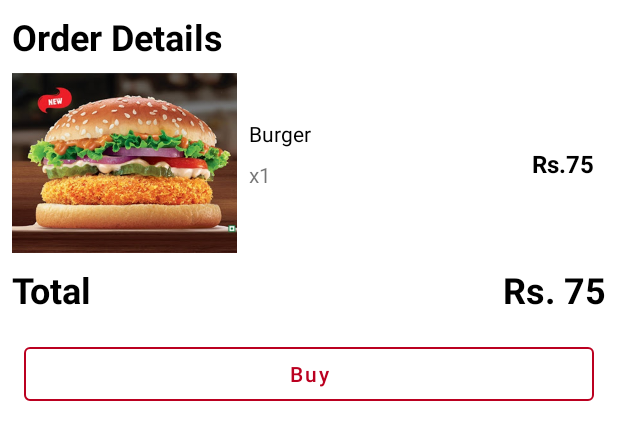
After one commit to ranjodh55/FoodOrderer, an Android app: the layout orders_bottom_sheet.xml on its own in the app's theme, with its tools: preview values and no code run, on a phone screen of 412 x 824 dp. The commit adds this screen. Shown: the top 440 px of the screen. Run offline under Robolectric (Android 15) with nearby library versions, the phone set to English and light mode, and no system bars.

Commit message:
Add bottom sheet for OrderActivity and clickListener

```diff
--- a/app/src/main/AndroidManifest.xml
+++ b/app/src/main/AndroidManifest.xml
@@ -12,6 +12,7 @@
         <activity
             android:name=".activities.OrderActivity"
             android:launchMode="singleTop"
+            android:theme="@style/Theme.FoodOrderer"
             android:exported="false" />
         <activity
             android:name=".activities.MainActivity"
--- a/app/src/main/java/the/mrsmile/foodorderer/activities/MainActivity.java
+++ b/app/src/main/java/the/mrsmile/foodorderer/activities/MainActivity.java
@@ -134,7 +134,7 @@ public class MainActivity extends AppCompatActivity implements ViewPagerAdapter.
     public void onAddressClick() {
 
         final BottomSheetDialog bottomSheetDialog = new BottomSheetDialog(this);
-        bottomSheetDialog.setContentView(R.layout.bottom_sheet_layout);
+        bottomSheetDialog.setContentView(R.layout.address_bottom_sheet_layout);
 
         CardView currentLocation = bottomSheetDialog.findViewById(R.id.cardView_bottomSheet);
 
@@ -147,7 +147,7 @@ public class MainActivity extends AppCompatActivity implements ViewPagerAdapter.
 
     @Override
     public void onRecommendedItemClick(int position) {
-        openOrderActivity(RECOMMENDED);
+
     }
 
     private void openOrderActivity(String type) {
--- a/app/src/main/res/layout/activity_order.xml
+++ b/app/src/main/res/layout/activity_order.xml
@@ -11,9 +11,9 @@
         android:id="@+id/appBarLayoutrders"
         android:layout_width="match_parent"
         android:layout_height="wrap_content"
+        android:background="@color/primaryColor"
         android:paddingTop="2dp"
         android:paddingBottom="2dp"
-        android:background="@color/primaryColor"
         app:layout_constraintStart_toStartOf="parent"
         app:layout_constraintTop_toTopOf="parent">
 
@@ -28,11 +28,11 @@
                 android:id="@+id/tvTest"
                 android:layout_width="350dp"
                 android:layout_height="wrap_content"
+                android:background="@drawable/rounded_bg_with_main_bg_color"
+                android:padding="8dp"
                 android:text="Placeholder"
                 android:textColor="@color/black"
                 android:textSize="24sp"
-            android:padding="8dp"
-            android:background="@drawable/rounded_bg_with_main_bg_color"
                 android:textStyle="bold"
                 app:layout_constraintStart_toStartOf="parent"
                 app:layout_constraintTop_toTopOf="parent" />
--- /dev/null
+++ b/app/src/main/res/layout/orders_bottom_sheet.xml
@@ -0,0 +1,106 @@
+<?xml version="1.0" encoding="utf-8"?>
+<androidx.constraintlayout.widget.ConstraintLayout xmlns:android="http://schemas.android.com/apk/res/android"
+    xmlns:app="http://schemas.android.com/apk/res-auto"
+    xmlns:tools="http://schemas.android.com/tools"
+    android:layout_width="match_parent"
+    android:layout_height="match_parent">
+
+    <TextView
+        android:id="@+id/tvDetailsBottomSheetOrders"
+        android:layout_width="wrap_content"
+        android:layout_height="wrap_content"
+        android:layout_margin="8dp"
+        android:text="Order Details"
+        android:textColor="@color/black"
+        android:textSize="24sp"
+        android:textStyle="bold"
+        app:layout_constraintStart_toStartOf="parent"
+        app:layout_constraintTop_toTopOf="parent" />
+
+    <com.google.android.material.imageview.ShapeableImageView
+        android:id="@+id/ivBottomSheetOrders"
+        android:layout_width="150dp"
+        android:layout_height="120dp"
+        android:layout_margin="8dp"
+        android:scaleType="centerCrop"
+        android:src="@drawable/lite_whooper_jr"
+        app:layout_constraintStart_toStartOf="parent"
+        app:layout_constraintTop_toBottomOf="@id/tvDetailsBottomSheetOrders"
+        tools:layout_editor_absoluteY="165dp" />
+
+    <TextView
+        android:id="@+id/tvItemNameBottomSheetOrders"
+        android:layout_width="wrap_content"
+        android:layout_height="wrap_content"
+        android:layout_marginStart="8dp"
+        android:layout_marginBottom="40dp"
+        android:text="Burger"
+        android:textColor="@color/black"
+        app:layout_constraintBottom_toBottomOf="@id/ivBottomSheetOrders"
+        app:layout_constraintStart_toEndOf="@id/ivBottomSheetOrders"
+        app:layout_constraintTop_toTopOf="@id/ivBottomSheetOrders" />
+
+    <TextView
+        android:id="@+id/tvItemQuantityBottomSheetOrders"
+        android:layout_width="wrap_content"
+        android:layout_height="wrap_content"
+        android:layout_margin="8dp"
+        android:text="x1"
+        app:layout_constraintStart_toEndOf="@id/ivBottomSheetOrders"
+        app:layout_constraintTop_toBottomOf="@id/tvItemNameBottomSheetOrders" />
+
+    <TextView
+        android:id="@+id/tvItemPriceBottomSheetOrders"
+        android:layout_width="wrap_content"
+        android:layout_height="wrap_content"
+        android:layout_margin="16dp"
+        android:text="Rs.75"
+        android:textColor="@color/black"
+        android:textSize="16sp"
+        android:textStyle="bold"
+        app:layout_constraintBottom_toBottomOf="@id/ivBottomSheetOrders"
+        app:layout_constraintEnd_toEndOf="parent"
+        app:layout_constraintTop_toBottomOf="@id/tvItemNameBottomSheetOrders"
+        app:layout_constraintTop_toTopOf="@id/ivBottomSheetOrders" />
+
+
+    <TextView
+        android:id="@+id/tvTotalBottomSheetOrders"
+        android:layout_width="wrap_content"
+        android:layout_height="wrap_content"
+        android:layout_margin="8dp"
+        android:text="Total"
+        android:textColor="@color/black"
+        android:textSize="24sp"
+        android:textStyle="bold"
+        app:layout_constraintStart_toStartOf="parent"
+        app:layout_constraintTop_toBottomOf="@id/ivBottomSheetOrders" />
+
+    <TextView
+        android:id="@+id/tvTotalPriceBottomSheetOrders"
+        android:layout_width="wrap_content"
+        android:layout_height="wrap_content"
+        android:layout_margin="8dp"
+        android:text="Rs. 75"
+        android:textColor="@color/black"
+        android:textSize="24sp"
+        android:textStyle="bold"
+        app:layout_constraintBaseline_toBaselineOf="@+id/tvTotalBottomSheetOrders"
+        app:layout_constraintEnd_toEndOf="parent" />
+
+    <com.google.android.material.button.MaterialButton
+        android:id="@+id/btnBuyBottomSheetOrders"
+        style="@style/Widget.MaterialComponents.Button.OutlinedButton"
+        android:layout_width="0dp"
+        android:layout_height="wrap_content"
+        android:layout_margin="16dp"
+        android:text="Buy"
+        android:textAllCaps="false"
+        app:layout_constraintEnd_toEndOf="parent"
+        app:layout_constraintStart_toStartOf="parent"
+        android:textColor="@color/primaryDarkColor"
+        app:layout_constraintTop_toBottomOf="@id/tvTotalBottomSheetOrders"
+        app:strokeColor="@color/primaryDarkColor"
+        app:strokeWidth="1dp" />
+
+</androidx.constraintlayout.widget.ConstraintLayout>
--- a/app/src/main/res/values/themes.xml
+++ b/app/src/main/res/values/themes.xml
@@ -18,6 +18,7 @@
 
     <style name="AppBottomSheetDialogTheme" parent="Theme.Design.Light.BottomSheetDialog">
         <item name="bottomSheetStyle">@style/AppModalStyle</item>
+        <item name="android:theme">@style/roundedImageView</item>
     </style>
 
     <style name="AppModalStyle" parent="Widget.Design.BottomSheet.Modal">
```
Also changed, not shown: app/src/main/java/the/mrsmile/foodorderer/activities/OrderActivity.java (+112 -19 lines), app/src/main/java/the/mrsmile/foodorderer/adapters/OrdersAdapter.java (+18 -3 lines), app/src/main/res/layout/activity_main.xml (+8 -8 lines), app/src/main/res/layout/address_bottom_sheet_layout.xml (renamed from app/src/main/res/layout/bottom_sheet_layout.xml). Lines whose indentation alone changed are shown as unchanged.
